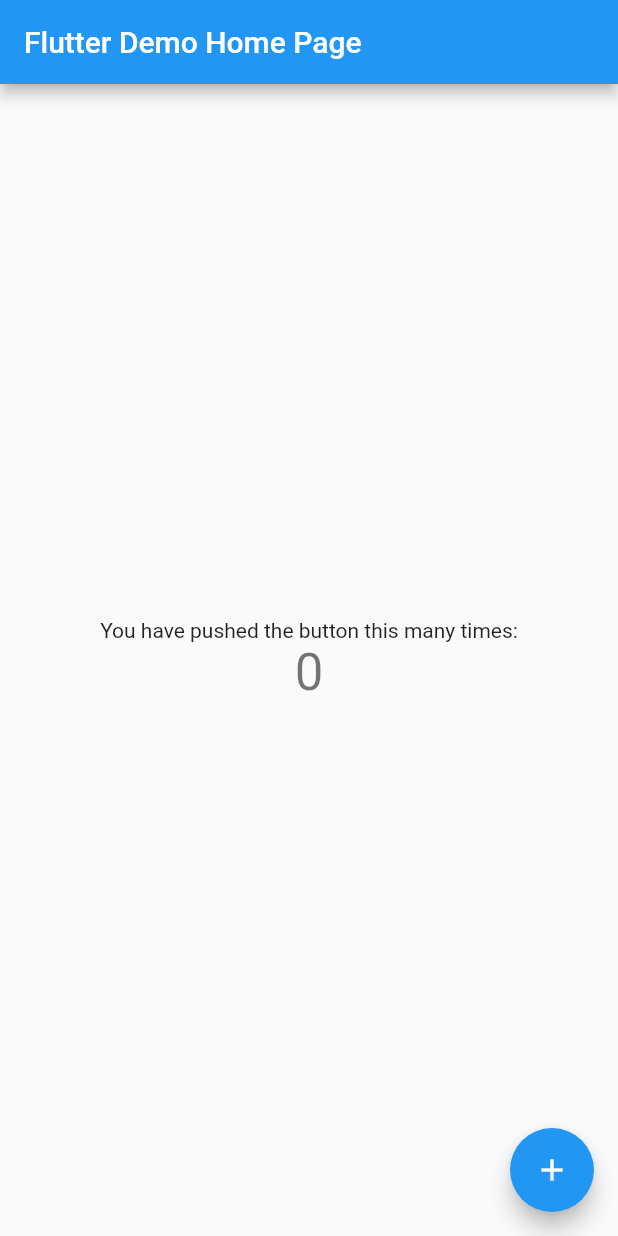
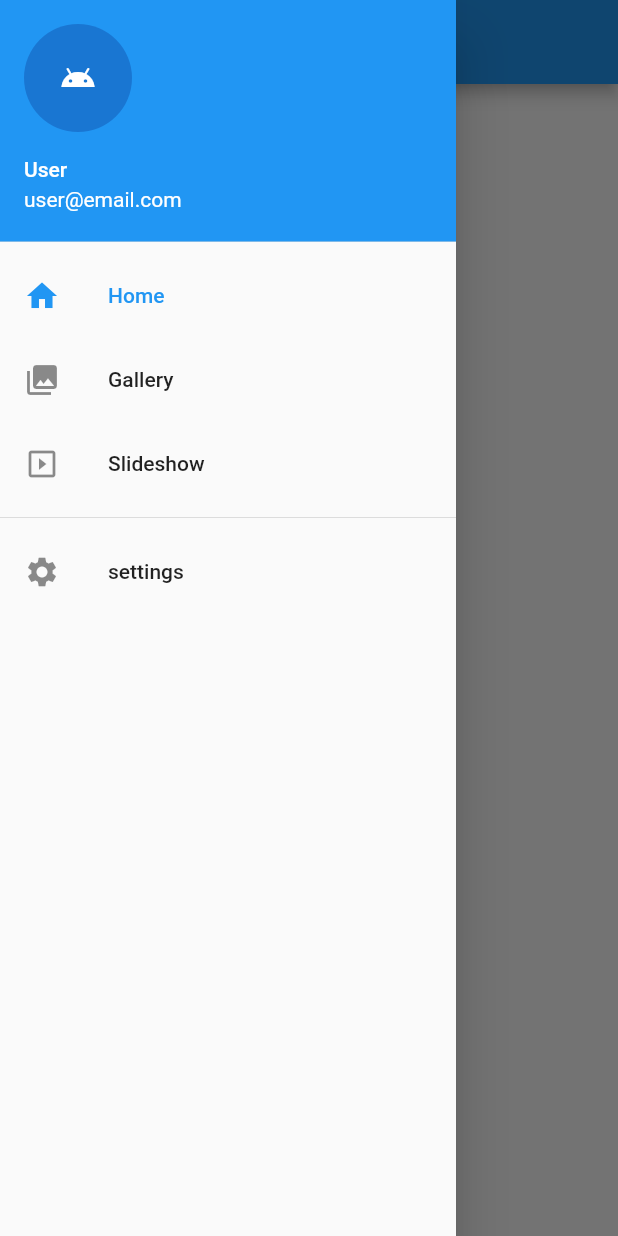
Before and after one commit to MaikuB/responsive_navigationdrawer_demo, a Flutter app: the screen it shows after launch, with the side drawer open (before the commit the screen has no drawer), on a phone screen of 412 x 824 dp. Run offline on Flutter 3.47's test engine with Material 2 defaults, Android fonts, the phone set to English and light mode, and no system bars.

Commit message:
initial working version of demo app

```diff
--- /dev/null
+++ b/lib/constants/globals.dart
@@ -0,0 +1,6 @@
+import 'package:flutter/material.dart';
+
+class Globals {
+  static final RouteObserver<PageRoute> routeObserver =
+      RouteObserver<PageRoute>();
+}
--- /dev/null
+++ b/lib/constants/page_titles.dart
@@ -0,0 +1,6 @@
+class PageTitles {
+  static const String home = 'Home';
+  static const String gallery = 'Gallery';
+  static const String slideshow = 'Slideshow';
+  static const String settings = 'settings';
+}
--- /dev/null
+++ b/lib/constants/route_names.dart
@@ -0,0 +1,6 @@
+class RouteNames {
+  static const String home = '/';
+  static const String gallery = 'gallery';
+  static const String slideshow = 'slideshow';
+  static const String settings = 'settings';
+}
--- a/lib/main.dart
+++ b/lib/main.dart
@@ -1,111 +1,53 @@
 import 'package:flutter/material.dart';
 
-void main() => runApp(MyApp());
+import 'constants/globals.dart';
+import 'constants/route_names.dart';
+import 'pages/gallery_page.dart';
+import 'pages/home_page.dart';
+import 'pages/settings_page.dart';
+import 'pages/slideshow_page.dart';
 
-class MyApp extends StatelessWidget {
-  // This widget is the root of your application.
+void main() => runApp(DemoApp());
+
+class DemoApp extends StatelessWidget {
   @override
   Widget build(BuildContext context) {
     return MaterialApp(
-      title: 'Flutter Demo',
+      title: 'Responsive app with navigation drawer',
       theme: ThemeData(
-        // This is the theme of your application.
-        //
-        // Try running your application with "flutter run". You'll see the
-        // application has a blue toolbar. Then, without quitting the app, try
-        // changing the primarySwatch below to Colors.green and then invoke
-        // "hot reload" (press "r" in the console where you ran "flutter run",
-        // or simply save your changes to "hot reload" in a Flutter IDE).
-        // Notice that the counter didn't reset back to zero; the application
-        // is not restarted.
         primarySwatch: Colors.blue,
+        pageTransitionsTheme: PageTransitionsTheme(
+          // makes all platforms that can run Flutter apps display routes without any animation
+          builders: Map<TargetPlatform,
+                  _InanimatePageTransitionsBuilder>.fromIterable(
+              TargetPlatform.values.toList(),
+              key: (dynamic k) => k,
+              value: (dynamic _) => const _InanimatePageTransitionsBuilder()),
+        ),
       ),
-      home: MyHomePage(title: 'Flutter Demo Home Page'),
+      initialRoute: RouteNames.home,
+      navigatorObservers: [Globals.routeObserver],
+      routes: {
+        RouteNames.home: (_) => const HomePage(),
+        RouteNames.gallery: (_) => const GalleryPage(),
+        RouteNames.slideshow: (_) => const SlideshowPage(),
+        RouteNames.settings: (_) => const SettingsPage()
+      },
     );
   }
 }
 
-class MyHomePage extends StatefulWidget {
-  MyHomePage({Key key, this.title}) : super(key: key);
-
-  // This widget is the home page of your application. It is stateful, meaning
-  // that it has a State object (defined below) that contains fields that affect
-  // how it looks.
-
-  // This class is the configuration for the state. It holds the values (in this
-  // case the title) provided by the parent (in this case the App widget) and
-  // used by the build method of the State. Fields in a Widget subclass are
-  // always marked "final".
-
-  final String title;
+/// This class is used to build page transitions that don't have any animation
+class _InanimatePageTransitionsBuilder extends PageTransitionsBuilder {
+  const _InanimatePageTransitionsBuilder();
 
   @override
-  _MyHomePageState createState() => _MyHomePageState();
-}
-
-class _MyHomePageState extends State<MyHomePage> {
-  int _counter = 0;
-
-  void _incrementCounter() {
-    setState(() {
-      // This call to setState tells the Flutter framework that something has
-      // changed in this State, which causes it to rerun the build method below
-      // so that the display can reflect the updated values. If we changed
-      // _counter without calling setState(), then the build method would not be
-      // called again, and so nothing would appear to happen.
-      _counter++;
-    });
-  }
-
-  @override
-  Widget build(BuildContext context) {
-    // This method is rerun every time setState is called, for instance as done
-    // by the _incrementCounter method above.
-    //
-    // The Flutter framework has been optimized to make rerunning build methods
-    // fast, so that you can just rebuild anything that needs updating rather
-    // than having to individually change instances of widgets.
-    return Scaffold(
-      appBar: AppBar(
-        // Here we take the value from the MyHomePage object that was created by
-        // the App.build method, and use it to set our appbar title.
-        title: Text(widget.title),
-      ),
-      body: Center(
-        // Center is a layout widget. It takes a single child and positions it
-        // in the middle of the parent.
-        child: Column(
-          // Column is also a layout widget. It takes a list of children and
-          // arranges them vertically. By default, it sizes itself to fit its
-          // children horizontally, and tries to be as tall as its parent.
-          //
-          // Invoke "debug painting" (press "p" in the console, choose the
-          // "Toggle Debug Paint" action from the Flutter Inspector in Android
-          // Studio, or the "Toggle Debug Paint" command in Visual Studio Code)
-          // to see the wireframe for each widget.
-          //
-          // Column has various properties to control how it sizes itself and
-          // how it positions its children. Here we use mainAxisAlignment to
-          // center the children vertically; the main axis here is the vertical
-          // axis because Columns are vertical (the cross axis would be
-          // horizontal).
-          mainAxisAlignment: MainAxisAlignment.center,
-          children: <Widget>[
-            Text(
-              'You have pushed the button this many times:',
-            ),
-            Text(
-              '$_counter',
-              style: Theme.of(context).textTheme.display1,
-            ),
-          ],
-        ),
-      ),
-      floatingActionButton: FloatingActionButton(
-        onPressed: _incrementCounter,
-        tooltip: 'Increment',
-        child: Icon(Icons.add),
-      ), // This trailing comma makes auto-formatting nicer for build methods.
-    );
+  Widget buildTransitions<T>(
+      PageRoute<T> route,
+      BuildContext context,
+      Animation<double> animation,
+      Animation<double> secondaryAnimation,
+      Widget child) {
+    return child;
   }
 }
--- /dev/null
+++ b/lib/pages/gallery_page.dart
@@ -0,0 +1,18 @@
+import 'package:flutter/material.dart';
+
+import '../constants/page_titles.dart';
+import '../widgets/app_scaffold.dart';
+
+class GalleryPage extends StatelessWidget {
+  const GalleryPage({Key key}) : super(key: key);
+
+  @override
+  Widget build(BuildContext context) {
+    return AppScaffold(
+      pageTitle: PageTitles.gallery,
+      body: const Center(
+        child: Text('This is the gallery page'),
+      ),
+    );
+  }
+}
--- /dev/null
+++ b/lib/pages/home_page.dart
@@ -0,0 +1,18 @@
+import 'package:flutter/material.dart';
+
+import '../constants/page_titles.dart';
+import '../widgets/app_scaffold.dart';
+
+class HomePage extends StatelessWidget {
+  const HomePage({Key key}) : super(key: key);
+
+  @override
+  Widget build(BuildContext context) {
+    return const AppScaffold(
+      pageTitle: PageTitles.home,
+      body: Center(
+        child: Text('This is the home page'),
+      ),
+    );
+  }
+}
--- /dev/null
+++ b/lib/pages/settings_page.dart
@@ -0,0 +1,18 @@
+import 'package:flutter/material.dart';
+
+import '../constants/page_titles.dart';
+import '../widgets/app_scaffold.dart';
+
+class SettingsPage extends StatelessWidget {
+  const SettingsPage({Key key}) : super(key: key);
+
+  @override
+  Widget build(BuildContext context) {
+    return AppScaffold(
+      pageTitle: PageTitles.settings,
+      body: const Center(
+        child: Text('This is the settings page'),
+      ),
+    );
+  }
+}
--- /dev/null
+++ b/lib/pages/slideshow_page.dart
@@ -0,0 +1,18 @@
+import 'package:flutter/material.dart';
+
+import '../constants/page_titles.dart';
+import '../widgets/app_scaffold.dart';
+
+class SlideshowPage extends StatelessWidget {
+  const SlideshowPage({Key key}) : super(key: key);
+
+  @override
+  Widget build(BuildContext context) {
+    return AppScaffold(
+      pageTitle: PageTitles.slideshow,
+      body: const Center(
+        child: Text('This is the slideshow page'),
+      ),
+    );
+  }
+}
--- /dev/null
+++ b/lib/widgets/app_drawer.dart
@@ -0,0 +1,113 @@
+import 'package:flutter/material.dart';
+
+import '../constants/globals.dart';
+import '../constants/page_titles.dart';
+import '../constants/route_names.dart';
+
+/// The navigation drawer for the app.
+/// This listens to changes in the route to update which page is currently been shown
+class AppDrawer extends StatefulWidget {
+  const AppDrawer({@required this.permanentlyDisplay, Key key})
+      : super(key: key);
+
+  final bool permanentlyDisplay;
+
+  @override
+  _AppDrawerState createState() => _AppDrawerState();
+}
+
+class _AppDrawerState extends State<AppDrawer> with RouteAware {
+  String _selectedRoute;
+
+  @override
+  void didChangeDependencies() {
+    super.didChangeDependencies();
+    Globals.routeObserver.subscribe(this, ModalRoute.of(context));
+  }
+
+  @override
+  void dispose() {
+    Globals.routeObserver.unsubscribe(this);
+    super.dispose();
+  }
+
+  @override
+  void didPush() {
+    _updateSelectedRoute();
+  }
+
+  @override
+  void didPop() {
+    _updateSelectedRoute();
+  }
+
+  @override
+  Widget build(BuildContext context) {
+    return Drawer(
+      child: ListView(
+        padding: EdgeInsets.zero,
+        children: [
+          const UserAccountsDrawerHeader(
+            accountName: Text('User'),
+            accountEmail: Text('user@email.com'),
+            currentAccountPicture: CircleAvatar(
+              child: Icon(Icons.android),
+            ),
+          ),
+          ListTile(
+            leading: const Icon(Icons.home),
+            title: const Text(PageTitles.home),
+            onTap: () async {
+              _closeDrawer(context);
+              await Navigator.pushNamed(context, RouteNames.home);
+            },
+            selected: _selectedRoute == RouteNames.home,
+          ),
+          ListTile(
+            leading: const Icon(Icons.photo_library),
+            title: const Text(PageTitles.gallery),
+            onTap: () async {
+              _closeDrawer(context);
+              await Navigator.pushNamed(context, RouteNames.gallery);
+            },
+            selected: _selectedRoute == RouteNames.gallery,
+          ),
+          ListTile(
+            leading: const Icon(Icons.slideshow),
+            title: const Text(PageTitles.slideshow),
+            onTap: () async {
+              _closeDrawer(context);
+              await Navigator.pushNamed(context, RouteNames.slideshow);
+            },
+            selected: _selectedRoute == RouteNames.slideshow,
+          ),
+          const Divider(),
+          ListTile(
+            leading: const Icon(Icons.settings),
+            title: const Text(PageTitles.settings),
+            onTap: () async {
+              _closeDrawer(context);
+              await Navigator.pushNamed(context, RouteNames.settings);
+            },
+            selected: _selectedRoute == RouteNames.settings,
+          ),
+        ],
+      ),
+    );
+  }
+
+  /// Closes the drawer if applicable, which is only when it's not been displayed permanently.
+  /// In a mobile layout, the a modal drawer is used so we need to explicitly close it when the user selects a page to display
+  void _closeDrawer(BuildContext context) {
+    if (widget.permanentlyDisplay) {
+      return;
+    }
+    Navigator.pop(context);
+  }
+
+  void _updateSelectedRoute() {
+    setState(() {
+      _selectedRoute = ModalRoute.of(context).settings.name;
+    });
+  }
+}
--- /dev/null
+++ b/lib/widgets/app_scaffold.dart
@@ -0,0 +1,44 @@
+import 'package:flutter/material.dart';
+
+import 'app_drawer.dart';
+
+class AppScaffold extends StatelessWidget {
+  const AppScaffold({@required this.body, @required this.pageTitle, Key key})
+      : super(key: key);
+
+  final Widget body;
+
+  final String pageTitle;
+
+  @override
+  Widget build(BuildContext context) {
+    if (MediaQuery.of(context).size.width >= 600) {
+      return Row(
+        children: [
+          const AppDrawer(
+            permanentlyDisplay: true,
+          ),
+          Expanded(
+            child: Scaffold(
+              appBar: AppBar(
+                //
+                automaticallyImplyLeading: false,
+                title: Text(pageTitle),
+              ),
+              body: body,
+            ),
+          )
+        ],
+      );
+    }
+    return Scaffold(
+      appBar: AppBar(
+        title: Text(pageTitle),
+      ),
+      drawer: const AppDrawer(
+        permanentlyDisplay: false,
+      ),
+      body: body,
+    );
+  }
+}
```
Also changed, not shown: 2 other files.
